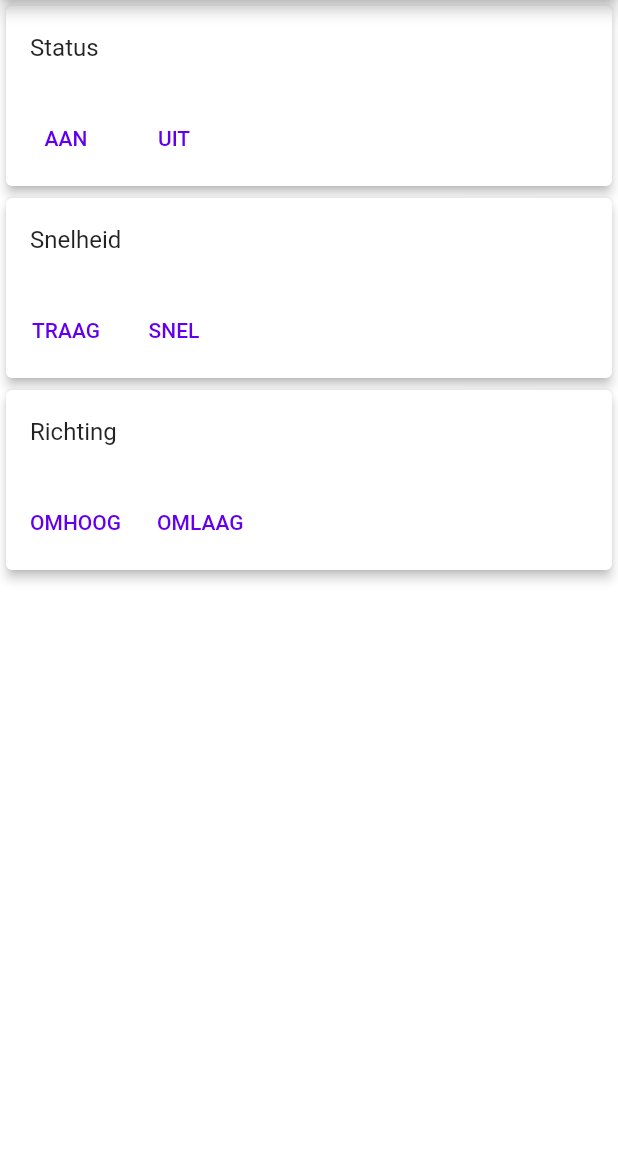
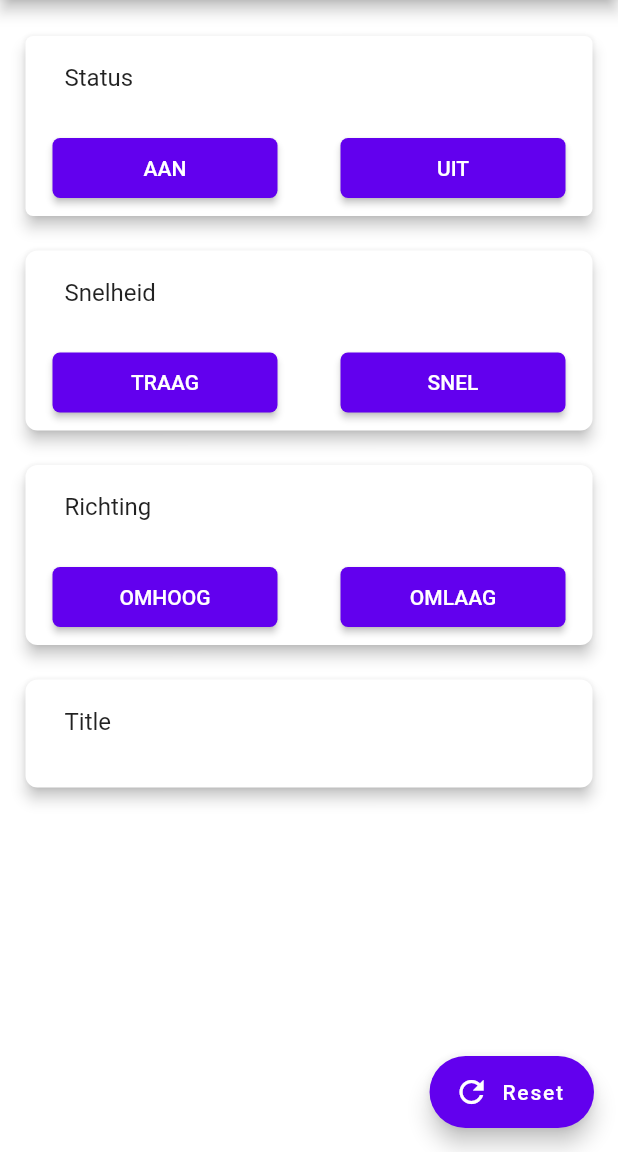
Before and after one commit to MrBananaPants/StarTracker, a Flutter app: the screen it shows after launch, on a phone screen of 412 x 824 dp, the part 84-1236 px from its top. Run offline on Flutter 3.47's test engine with Material 2 defaults, Android fonts, the phone set to English and light mode, and no system bars.

Commit message:
Update UI

```diff
--- a/lib/main.dart
+++ b/lib/main.dart
@@ -31,29 +31,60 @@ class MyAppState extends State<MyApp> {
   ];
   @override
   Widget build(BuildContext context) {
+    final buttonGotPressed = false;
     return MaterialApp(
       debugShowCheckedModeBanner: false,
       theme: ThemeData(
-        colorScheme: Theme.of(context).colorScheme.copyWith(
-              primary: Color(0xFF6200EE),
+       //Make primary color that can be reused.
+      ),
+      home: Scaffold(
+        floatingActionButton: FloatingActionButton.extended(
+          backgroundColor: Color(0xFF6200EE),
+          label: Text("Reset"),
+          icon: Icon(Icons.refresh),
+        ),
+        backgroundColor: Colors.white,
+        drawer: Drawer(
+          child: ListView(
+            padding: EdgeInsets.zero,
+            children: <Widget>[
+              DrawerHeader(
+                child: Text('Drawer Header'),
+                decoration: BoxDecoration(
+                  color: Color(0xFF6200EE),
                 ),
               ),
-      home: Scaffold(
-        floatingActionButtonLocation: FloatingActionButtonLocation.endFloat,
-        backgroundColor: Colors.white,
+              ListTile(
+                title: Text('Item 1'),
+                onTap: () {
+                  //Nothing yet...
+                },
+              ),
+              ListTile(
+                title: Text('Item 2'),
+                onTap: () {
+                  //Nothing yet...
+                },
+              ),
+            ],
+          ),
+        ),
         appBar: AppBar(
           elevation: 4,
-          leading: Icon(Icons.menu),
           backgroundColor: Color(0xFF6200EE),
           title: Text("StarTracker"),
         ),
-        body: Column(
+        body: Container(
+          margin: EdgeInsets.only(left: 13, right:13, top: 20),
+          child: Column(
             mainAxisAlignment: MainAxisAlignment.start,
             children: [
               Card(
-              color: Colors.white,
-              elevation: 3,
+                shape: RoundedRectangleBorder(borderRadius: BorderRadius.circular(5)),
+                elevation: 4,
                 clipBehavior: Clip.antiAlias,
+                child: Container(
+                  padding: EdgeInsets.symmetric(horizontal: 10),
                   child: Column(
                     children: [
                       ListTile(
@@ -61,37 +92,42 @@ class MyAppState extends State<MyApp> {
                           'Status',
                         ),
                       ),
-                  // Padding(
-                  //   padding: const EdgeInsets.all(16.0),
-                  // ),
                       ButtonBar(
-                    alignment: MainAxisAlignment.start,
+                        buttonHeight: 40,
+                        buttonMinWidth: 150,
+                        alignment: MainAxisAlignment.spaceBetween,
                         children: [
-                      FlatButton(
-                        textColor: const Color(0xFF6200EE),
+                          RaisedButton(
+                            shape: RoundedRectangleBorder(borderRadius: BorderRadius.circular(5)),
+                            color: Color(0xFF6200EE),
                             onPressed: () {
                               requestURLIndex = 0;
                               buttonPressed();
                             },
-                        child: const Text('AAN'),
+                            child: Text('AAN'),
                           ),
-                      FlatButton(
-                        textColor: const Color(0xFF6200EE),
+                          RaisedButton(
+                            shape: RoundedRectangleBorder(borderRadius: BorderRadius.circular(5)),
+                            color: Color(0xFF6200EE),
                             onPressed: () {
                               requestURLIndex = 1;
                               buttonPressed();
                             },
-                        child: const Text('UIT'),
+                            child: Text('UIT'),
                           ),
                         ],
                       ),
                     ],
                   ),
                 ),
+              ),
+              SizedBox(height: 15,),
               Card(
-              color: Colors.white,
-              elevation: 3,
+                shape: RoundedRectangleBorder(borderRadius: BorderRadius.circular(8)),
+                elevation: 4,
                 clipBehavior: Clip.antiAlias,
+                child: Container(
+                  padding: EdgeInsets.symmetric(horizontal: 10),
                   child: Column(
                     children: [
                       ListTile(
@@ -103,18 +139,22 @@ class MyAppState extends State<MyApp> {
                       //   padding: const EdgeInsets.all(16.0),
                       // ),
                       ButtonBar(
-                    alignment: MainAxisAlignment.start,
+                        buttonHeight: 40,
+                        buttonMinWidth: 150,
+                        alignment: MainAxisAlignment.spaceBetween,
                         children: [
-                      FlatButton(
-                        textColor: const Color(0xFF6200EE),
+                          RaisedButton(
+                            shape: RoundedRectangleBorder(borderRadius: BorderRadius.circular(5)),
+                            color: Color(0xFF6200EE),
                             onPressed: () {
                               requestURLIndex = 2;
                               buttonPressed();
                             },
                             child: const Text('TRAAG'),
                           ),
-                      FlatButton(
-                        textColor: const Color(0xFF6200EE),
+                          RaisedButton(
+                            shape: RoundedRectangleBorder(borderRadius: BorderRadius.circular(5)),
+                            color: Color(0xFF6200EE),
                             onPressed: () {
                               requestURLIndex = 3;
                               buttonPressed();
@@ -126,10 +166,14 @@ class MyAppState extends State<MyApp> {
                     ],
                   ),
                 ),
+              ),
+              SizedBox(height: 15,),
               Card(
-              color: Colors.white,
-              elevation: 3,
+                shape: RoundedRectangleBorder(borderRadius: BorderRadius.circular(8)),
+                elevation: 4,
                 clipBehavior: Clip.antiAlias,
+                child: Container(
+                  padding: EdgeInsets.symmetric(horizontal: 10),
                   child: Column(
                     children: [
                       ListTile(
@@ -141,18 +185,22 @@ class MyAppState extends State<MyApp> {
                       //   padding: const EdgeInsets.all(16.0),
                       // ),
                       ButtonBar(
-                    alignment: MainAxisAlignment.start,
+                        buttonHeight: 40,
+                        buttonMinWidth: 150,
+                        alignment: MainAxisAlignment.spaceBetween,
                         children: [
-                      FlatButton(
-                        textColor: const Color(0xFF6200EE),
+                          RaisedButton(
+                            shape: RoundedRectangleBorder(borderRadius: BorderRadius.circular(5)),
+                            color: Color(0xFF6200EE),
                             onPressed: () {
                               requestURLIndex = 4;
                               buttonPressed();
                             },
                             child: const Text('OMHOOG'),
                           ),
-                      FlatButton(
-                        textColor: const Color(0xFF6200EE),
+                          RaisedButton(
+                            shape: RoundedRectangleBorder(borderRadius: BorderRadius.circular(5)),
+                            color: Color(0xFF6200EE),
                             onPressed: () {
                               requestURLIndex = 5;
                               buttonPressed();
@@ -164,22 +212,36 @@ class MyAppState extends State<MyApp> {
                     ],
                   ),
                 ),
-            // Container(
-            //   height: double.infinity,
-            //   child: Align(
-            //     child: FloatingActionButton.extended(
-            //       //alignment: MainAxisAlignment.end,
-            //       backgroundColor: Color(0xFF6200EE),
-            //       foregroundColor: Colors.white,
-            //       onPressed: () {
-            //         //Respond to button press
-            //       },
-            //       // icon: Icon(Icons.add),
-            //       label: Text('RESET'),
-            //     ),
-            //   ),
+              ),
+              SizedBox(height: 15,),
+              Card(
+                shape: RoundedRectangleBorder(borderRadius: BorderRadius.circular(8)),
+                elevation: 4,
+                clipBehavior: Clip.antiAlias,
+                child: Container(
+                  padding: EdgeInsets.symmetric(horizontal: 10),
+                  child: Column(
+                    children: [
+                      ListTile(
+                        title: Text(
+                          'Title',
+                        ),
+                      ),
+                      // Padding(
+                      //   padding: const EdgeInsets.all(16.0),
                       // ),
+                      ButtonBar(
+                        buttonHeight: 40,
+                        buttonMinWidth: 150,
+                        alignment: MainAxisAlignment.spaceBetween,
+                        children: []
+                      ),
                     ],
+                  ),
+                ),
+              ),
+            ],
+          ),
         ),
       ),
     );
```
Lines whose indentation alone changed are shown as unchanged.
